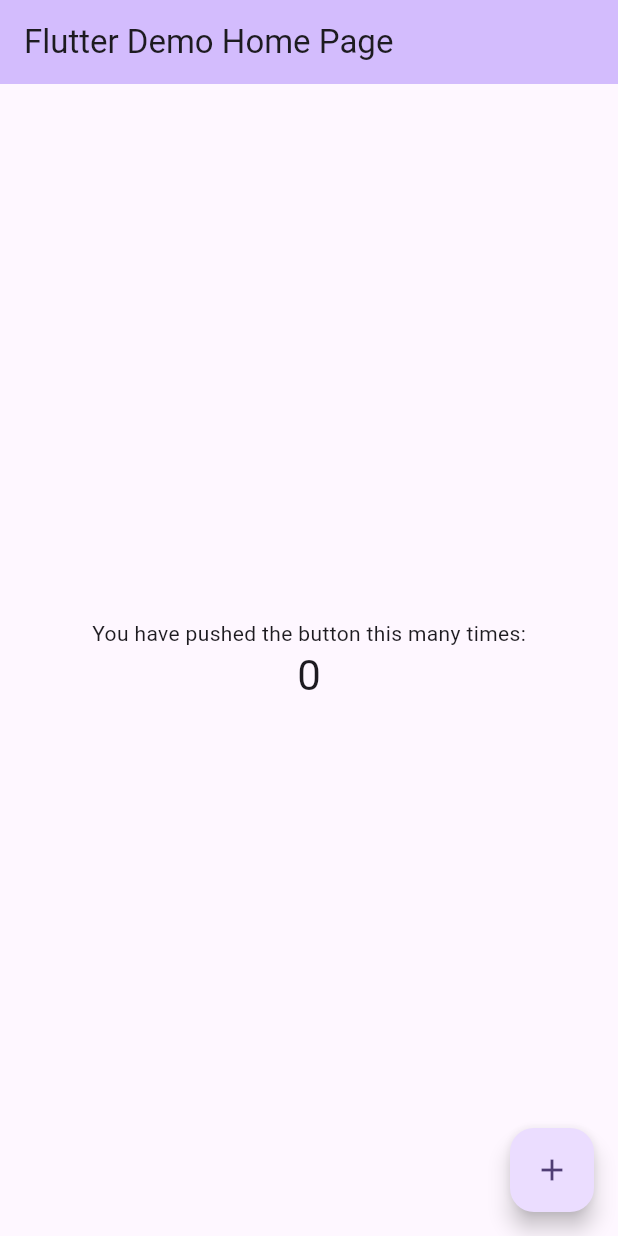
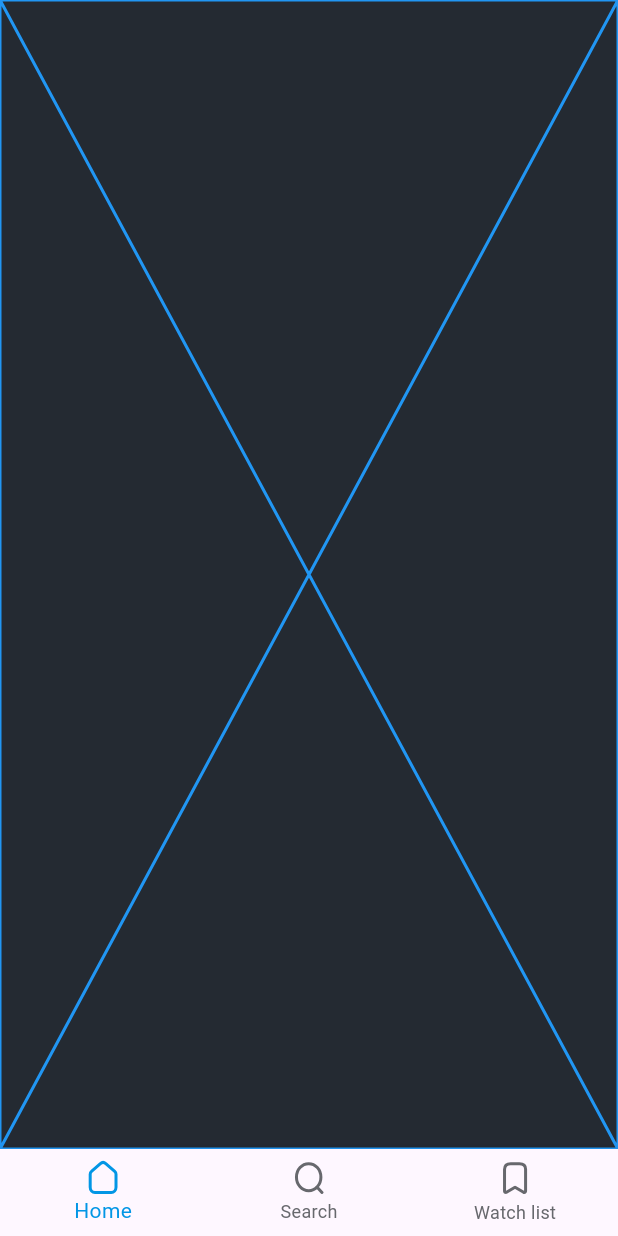
Before and after one commit to alwanfauzy/OpeNime, a Flutter app: the screen it shows after launch, on a phone screen of 412 x 824 dp. Run offline on Flutter 3.47's test engine with Material 2 defaults, Android fonts, the phone set to English and light mode, and no system bars; our stand-ins replace flutter_svg.

Commit message:
main navigation screen

```diff
--- /dev/null
+++ b/lib/configs/colors.dart
@@ -0,0 +1,7 @@
+import 'package:flutter/material.dart';
+
+abstract final class AppColors {
+  static const Color dark = Color(0xFF242A32);
+  static const Color blue = Color(0xFF0296E5);
+  static const Color unselectedItem = Color(0xFF67686D);
+}
--- /dev/null
+++ b/lib/configs/images.dart
@@ -0,0 +1,5 @@
+abstract final class AppImages {
+  static const home = 'assets/icons/home.svg';
+  static const search = 'assets/icons/search.svg';
+  static const bookmark = 'assets/icons/bookmark.svg';
+}
--- a/lib/main.dart
+++ b/lib/main.dart
@@ -1,4 +1,5 @@
 import 'package:flutter/material.dart';
+import 'package:openime/ui/screens/main_navigation/main_navigation_screen.dart';
 
 void main() {
   runApp(const MyApp());
@@ -31,95 +32,7 @@ class MyApp extends StatelessWidget {
         colorScheme: ColorScheme.fromSeed(seedColor: Colors.deepPurple),
         useMaterial3: true,
       ),
-      home: const MyHomePage(title: 'Flutter Demo Home Page'),
+      home: MainNavigationScreen(),
     );
   }
 }
-
-class MyHomePage extends StatefulWidget {
-  const MyHomePage({super.key, required this.title});
-
-  // This widget is the home page of your application. It is stateful, meaning
-  // that it has a State object (defined below) that contains fields that affect
-  // how it looks.
-
-  // This class is the configuration for the state. It holds the values (in this
-  // case the title) provided by the parent (in this case the App widget) and
-  // used by the build method of the State. Fields in a Widget subclass are
-  // always marked "final".
-
-  final String title;
-
-  @override
-  State<MyHomePage> createState() => _MyHomePageState();
-}
-
-class _MyHomePageState extends State<MyHomePage> {
-  int _counter = 0;
-
-  void _incrementCounter() {
-    setState(() {
-      // This call to setState tells the Flutter framework that something has
-      // changed in this State, which causes it to rerun the build method below
-      // so that the display can reflect the updated values. If we changed
-      // _counter without calling setState(), then the build method would not be
-      // called again, and so nothing would appear to happen.
-      _counter++;
-    });
-  }
-
-  @override
-  Widget build(BuildContext context) {
-    // This method is rerun every time setState is called, for instance as done
-    // by the _incrementCounter method above.
-    //
-    // The Flutter framework has been optimized to make rerunning build methods
-    // fast, so that you can just rebuild anything that needs updating rather
-    // than having to individually change instances of widgets.
-    return Scaffold(
-      appBar: AppBar(
-        // TRY THIS: Try changing the color here to a specific color (to
-        // Colors.amber, perhaps?) and trigger a hot reload to see the AppBar
-        // change color while the other colors stay the same.
-        backgroundColor: Theme.of(context).colorScheme.inversePrimary,
-        // Here we take the value from the MyHomePage object that was created by
-        // the App.build method, and use it to set our appbar title.
-        title: Text(widget.title),
-      ),
-      body: Center(
-        // Center is a layout widget. It takes a single child and positions it
-        // in the middle of the parent.
-        child: Column(
-          // Column is also a layout widget. It takes a list of children and
-          // arranges them vertically. By default, it sizes itself to fit its
-          // children horizontally, and tries to be as tall as its parent.
-          //
-          // Column has various properties to control how it sizes itself and
-          // how it positions its children. Here we use mainAxisAlignment to
-          // center the children vertically; the main axis here is the vertical
-          // axis because Columns are vertical (the cross axis would be
-          // horizontal).
-          //
-          // TRY THIS: Invoke "debug painting" (choose the "Toggle Debug Paint"
-          // action in the IDE, or press "p" in the console), to see the
-          // wireframe for each widget.
-          mainAxisAlignment: MainAxisAlignment.center,
-          children: <Widget>[
-            const Text(
-              'You have pushed the button this many times:',
-            ),
-            Text(
-              '$_counter',
-              style: Theme.of(context).textTheme.headlineMedium,
-            ),
-          ],
-        ),
-      ),
-      floatingActionButton: FloatingActionButton(
-        onPressed: _incrementCounter,
-        tooltip: 'Increment',
-        child: const Icon(Icons.add),
-      ), // This trailing comma makes auto-formatting nicer for build methods.
-    );
-  }
-}
--- /dev/null
+++ b/lib/ui/screens/home/home_screen.dart
@@ -0,0 +1,12 @@
+import 'package:flutter/material.dart';
+
+class HomeScreen extends StatelessWidget {
+  const HomeScreen({super.key});
+
+  @override
+  Widget build(BuildContext context) {
+    return const Placeholder(
+      color: Colors.blue,
+    );
+  }
+}
--- /dev/null
+++ b/lib/ui/screens/main_navigation/main_navigation_screen.dart
@@ -0,0 +1,84 @@
+import 'package:flutter/material.dart';
+import 'package:flutter_svg/svg.dart';
+import 'package:openime/configs/images.dart';
+import 'package:openime/ui/screens/home/home_screen.dart';
+import 'package:openime/ui/screens/search/search_screen.dart';
+import 'package:openime/ui/screens/watch_list/watch_list_screen.dart';
+
+import '../../../configs/colors.dart';
+
+class MainNavigationScreen extends StatefulWidget {
+  const MainNavigationScreen({super.key});
+
+  @override
+  State<MainNavigationScreen> createState() => _MainNavigationScreenState();
+}
+
+class _MainNavigationScreenState extends State<MainNavigationScreen> {
+  int index = 0;
+  @override
+  Widget build(BuildContext context) {
+    return Scaffold(
+      backgroundColor: AppColors.dark,
+      body: Builder(
+        builder: (context) {
+          switch (index) {
+            case 0:
+              return HomeScreen();
+            case 1:
+              return SearchScreen();
+            case 2:
+              return WatchListScreen();
+            default:
+              return HomeScreen();
+          }
+        },
+      ),
+      bottomNavigationBar: BottomNavigationBar(
+        selectedItemColor: AppColors.blue,
+        unselectedItemColor: AppColors.unselectedItem,
+        currentIndex: index,
+        onTap: (value) {
+          setState(() {
+            index = value;
+          });
+        },
+        items: [
+          BottomNavigationBarItem(
+            icon: SvgPicture.asset(
+              AppImages.home,
+              semanticsLabel: 'Home',
+              colorFilter: ColorFilter.mode(
+                index == 0 ? AppColors.blue : AppColors.unselectedItem,
+                BlendMode.srcIn,
+              ),
+            ),
+            label: 'Home',
+          ),
+          BottomNavigationBarItem(
+            icon: SvgPicture.asset(
+              AppImages.search,
+              semanticsLabel: 'Search anime',
+              colorFilter: ColorFilter.mode(
+                index == 1 ? AppColors.blue : AppColors.unselectedItem,
+                BlendMode.srcIn,
+              ),
+            ),
+            label: 'Search',
+          ),
+          BottomNavigationBarItem(
+            icon: SvgPicture.asset(
+              AppImages.bookmark,
+              semanticsLabel: 'Watch list',
+              colorFilter: ColorFilter.mode(
+                index == 2 ? AppColors.blue : AppColors.unselectedItem,
+                BlendMode.srcIn,
+              ),
+            ),
+            label: 'Watch list',
+          ),
+        ],
+      ),
+    );
+  }
+}
--- /dev/null
+++ b/lib/ui/screens/search/search_screen.dart
@@ -0,0 +1,12 @@
+import 'package:flutter/material.dart';
+
+class SearchScreen extends StatelessWidget {
+  const SearchScreen({super.key});
+
+  @override
+  Widget build(BuildContext context) {
+    return const Placeholder(
+      color: Colors.red,
+    );
+  }
+}
--- /dev/null
+++ b/lib/ui/screens/watch_list/watch_list_screen.dart
@@ -0,0 +1,12 @@
+import 'package:flutter/material.dart';
+
+class WatchListScreen extends StatelessWidget {
+  const WatchListScreen({super.key});
+
+  @override
+  Widget build(BuildContext context) {
+    return const Placeholder(
+      color: Colors.green,
+    );
+  }
+}
--- a/pubspec.yaml
+++ b/pubspec.yaml
@@ -35,6 +35,7 @@ dependencies:
   # The following adds the Cupertino Icons font to your application.
   # Use with the CupertinoIcons class for iOS style icons.
   cupertino_icons: ^1.0.2
+  flutter_svg: ^2.0.7
 
 dev_dependencies:
   flutter_test:
@@ -59,7 +60,8 @@ flutter:
   uses-material-design: true
 
   # To add assets to your application, add an assets section, like this:
-  # assets:
+  assets:
+    - assets/icons/
   #   - images/a_dot_burr.jpeg
   #   - images/a_dot_ham.jpeg
 
```
Also changed, not shown: assets/icons/bookmark.svg (added), assets/icons/home.svg (added), assets/icons/search.svg (added), pubspec.lock, 2 other files.
